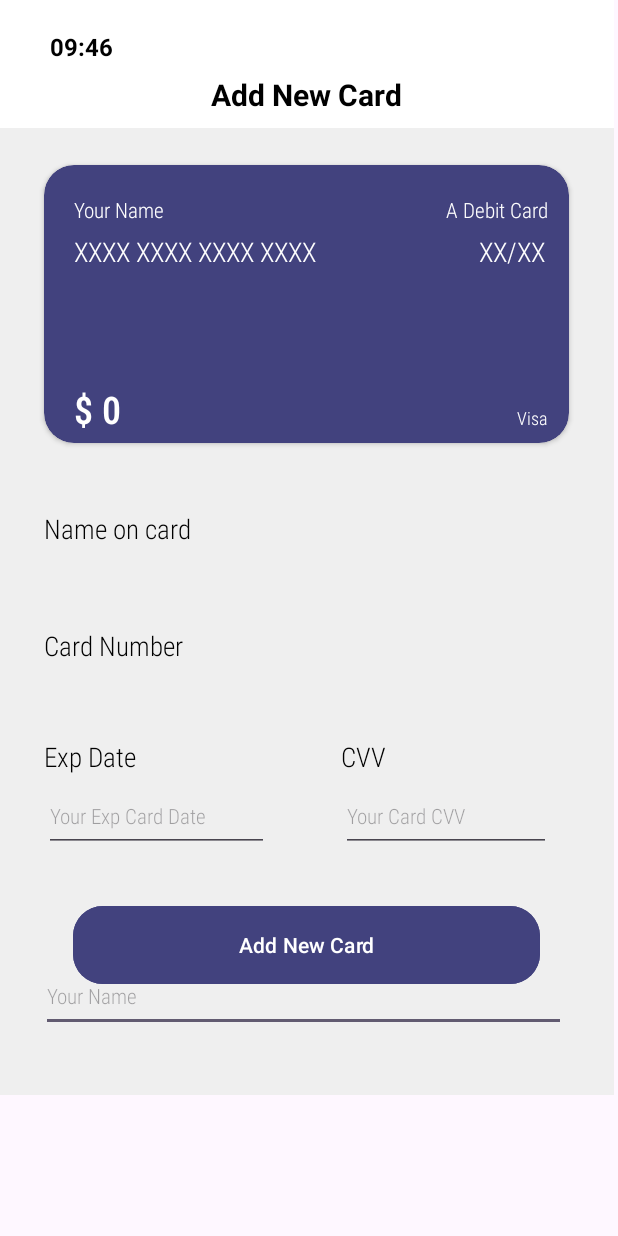
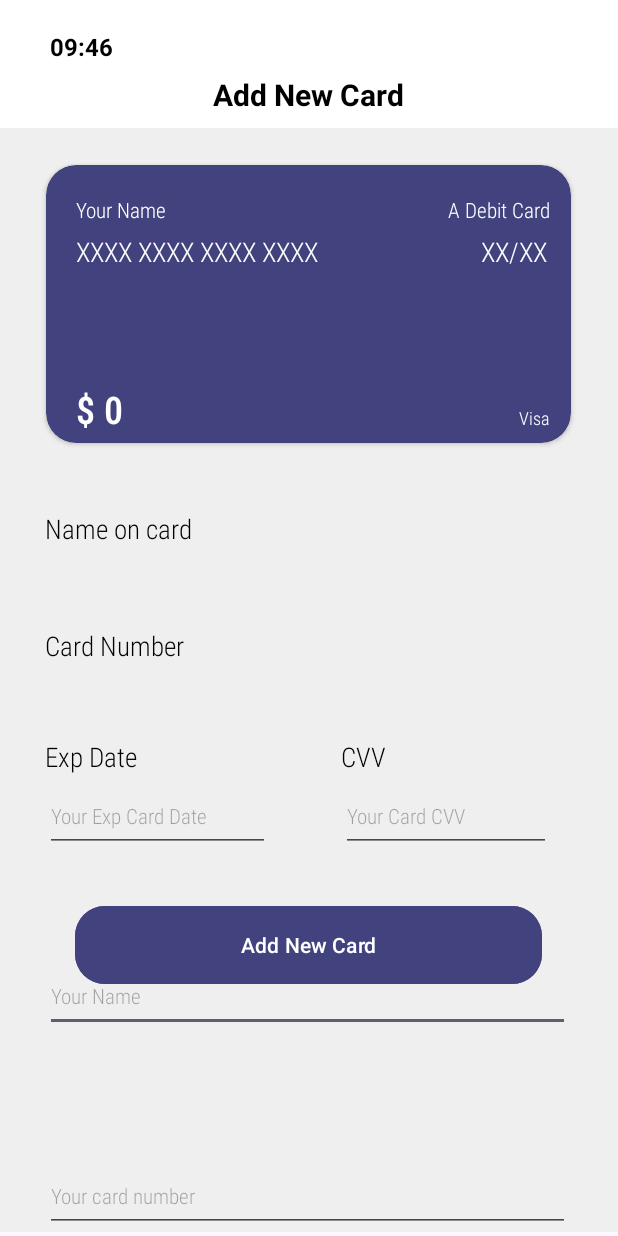
Before and after one commit to nataliew67/CARDFINAL, an Android app: the screen it shows after launch (MainActivity), on a phone screen of 412 x 824 dp. Run offline under Robolectric (Android 15) with nearby library versions, the phone set to English and light mode, and no system bars.

Commit message:
Update activity_main.xml

```diff
--- a/app/src/main/res/layout/activity_main.xml
+++ b/app/src/main/res/layout/activity_main.xml
@@ -7,8 +7,8 @@
     tools:context=".MainActivity">
 
     <RelativeLayout
-        android:layout_width="409dp"
-        android:layout_height="730dp"
+        android:layout_width="wrap_content"
+        android:layout_height="wrap_content"
         android:background="#EFEFEF"
         app:layout_constraintStart_toStartOf="parent"
         app:layout_constraintTop_toTopOf="parent">
@@ -48,7 +48,7 @@
 
             <TextView
                 android:id="@+id/debitcard"
-                android:layout_width="141dp"
+                android:layout_width="81dp"
                 android:layout_height="wrap_content"
                 android:layout_marginLeft="268dp"
                 android:layout_marginTop="20dp"
@@ -61,7 +61,7 @@
 
             <TextView
                 android:id="@+id/visa"
-                android:layout_width="74dp"
+                android:layout_width="34dp"
                 android:layout_height="wrap_content"
                 android:layout_marginLeft="315dp"
                 android:layout_marginTop="160dp"
@@ -87,9 +87,10 @@
                 android:textSize="18sp"
                 />
 
+
             <TextView
                 android:id="@+id/namenumber2"
-                android:layout_width="106dp"
+                android:layout_width="59dp"
                 android:layout_height="wrap_content"
                 android:layout_marginLeft="290dp"
                 android:layout_marginTop="45dp"
@@ -97,8 +98,6 @@
                 android:text="XX/XX"
                 android:textColor="@color/white"
                 android:textSize="18sp" />
-
-
 
             <TextView
                 android:id="@+id/balancenum"
@@ -130,7 +129,7 @@
             android:layout_width="350dp"
             android:layout_height="48dp"
             android:layout_alignLeft="@+id/view4"
-            android:layout_marginLeft="-2dp"
+            android:layout_marginLeft="30dp"
             android:layout_marginTop="960px"
             android:ems="10"
             android:fontFamily="sans-serif-condensed-light"
@@ -143,7 +142,7 @@
             android:layout_width="150dp"
             android:layout_height="48dp"
             android:layout_alignLeft="@+id/view4"
-            android:layout_marginLeft="0dp"
+            android:layout_marginLeft="30dp"
             android:layout_marginTop="520dp"
             android:ems="10"
             android:fontFamily="sans-serif-condensed-light"
@@ -172,6 +171,7 @@
             android:layout_alignLeft="@+id/view4"
             android:layout_marginTop="1160px"
             android:ems="10"
+            android:layout_marginLeft="30dp"
             android:fontFamily="sans-serif-condensed-light"
             android:inputType="text"
             android:hint="Your card number"
@@ -179,27 +179,25 @@
             android:textSize="14sp" />
 
 
-
-
         <TextView
             android:id="@+id/namec"
             android:layout_width="wrap_content"
             android:layout_height="wrap_content"
             android:layout_alignLeft="@+id/view4"
+            android:layout_marginLeft="30dp"
             android:layout_marginTop="340dp"
             android:fontFamily="sans-serif-condensed-light"
             android:text="Name on card"
             android:textColor="@color/black"
-            android:textSize="18sp"
 
-            />
-
+            android:textSize="18sp" />
 
         <TextView
             android:id="@+id/namec2"
             android:layout_width="wrap_content"
             android:layout_height="wrap_content"
             android:layout_alignLeft="@+id/view4"
+            android:layout_marginLeft="30dp"
             android:layout_marginTop="418dp"
             android:fontFamily="sans-serif-condensed-light"
             android:text="Card Number"
@@ -214,6 +212,7 @@
             android:layout_marginTop="492dp"
             android:fontFamily="sans-serif-condensed-light"
             android:text="Exp Date"
+            android:layout_marginLeft="30dp"
             android:textColor="@color/black"
             android:textSize="18sp" />
 
```
